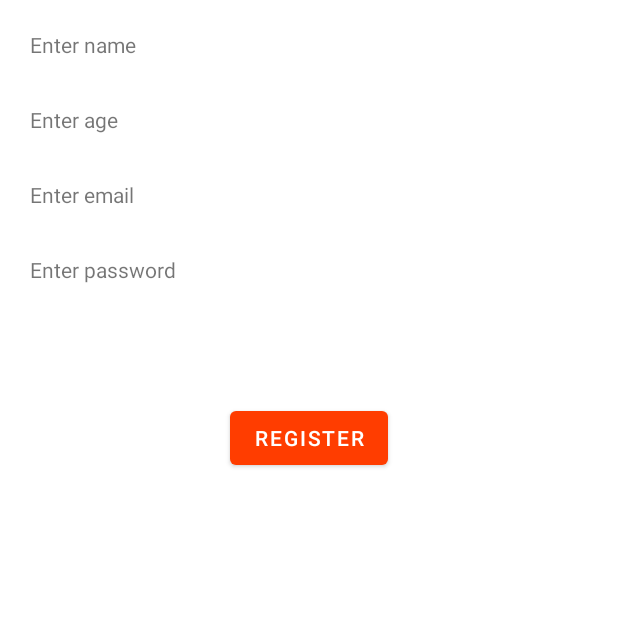
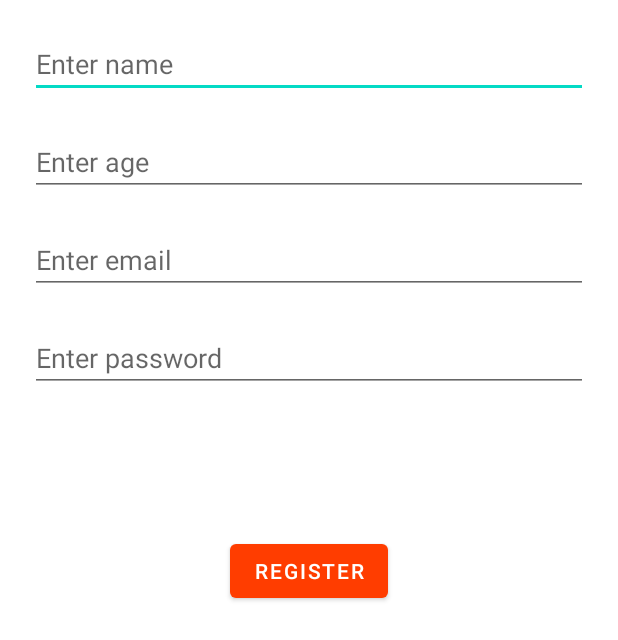
Before and after one commit to 311910266680/LibraryApp, an Android app: the RegisterActivity screen opened directly, with no data from a screen before it, on a phone screen of 412 x 824 dp. Shown: the top 640 px of the screen. Run offline under Robolectric (Android 15) with nearby library versions, the light colour scheme and no system bars; our stand-ins replace Firebase (no records; nobody signed in at launch, a user with empty details on screens opened directly).

Commit message:
favorite,borrow

```diff
--- a/app/src/main/AndroidManifest.xml
+++ b/app/src/main/AndroidManifest.xml
@@ -4,6 +4,7 @@
     package="com.example.myapplication">
 
     <uses-permission android:name="android.permission.INTERNET" />
+    <uses-permission android:name="android.permission.ACCESS_NETWORK_STATE"></uses-permission>
 
 
     <application
--- a/app/src/main/java/com/example/myapplication/Model/User.java
+++ b/app/src/main/java/com/example/myapplication/Model/User.java
@@ -1,9 +1,9 @@
 package com.example.myapplication.Model;
 
 public class User {
-    private String name, age, email;
+    public String name, age, email;
 
-    public User() {
+    public User(String name, String age, String email) {
     }
 
     public String getName() {
--- a/app/src/main/res/layout/activity_login.xml
+++ b/app/src/main/res/layout/activity_login.xml
@@ -43,7 +43,7 @@
         android:layout_marginTop="50dp"
         android:layout_marginLeft="20dp"
         android:layout_marginRight="20dp"
-        android:hint="Enter username"
+        android:hint="Enter email"
         app:layout_constraintTop_toBottomOf="@+id/textView2"
         tools:layout_editor_absoluteX="20dp">
     </EditText>
--- a/app/src/main/res/layout/activity_register.xml
+++ b/app/src/main/res/layout/activity_register.xml
@@ -6,51 +6,59 @@
     android:layout_height="match_parent"
     tools:context=".Login.RegisterActivity">
 
-    <TextView
-        android:id="@+id/textView12"
+    <EditText
+        android:id="@+id/edtname"
         android:layout_width="match_parent"
-        android:text="Enter name"
-        android:layout_height="30dp"
+        android:hint="Enter name"
+        android:layout_height="wrap_content"
         android:layout_margin="20dp"
         app:layout_constraintEnd_toEndOf="parent"
         app:layout_constraintStart_toStartOf="parent"
-        app:layout_constraintTop_toTopOf="parent"></TextView>
+        app:layout_constraintTop_toTopOf="parent">
+    </EditText>
 
-    <TextView
-        android:id="@+id/textView23"
+    <EditText
+        android:id="@+id/edtage"
         android:layout_width="match_parent"
-        android:text="Enter age"
-        android:layout_height="30dp"
+        android:hint="Enter age"
+        android:layout_height="wrap_content"
         android:layout_margin="20dp"
-        app:layout_constraintTop_toBottomOf="@+id/textView12"
-        tools:layout_editor_absoluteX="0dp"></TextView>
+        app:layout_constraintTop_toBottomOf="@+id/edtname"
+        tools:layout_editor_absoluteX="0dp">
+    </EditText>
 
-    <TextView
-        android:id="@+id/textView24"
+    <EditText
+        android:id="@+id/edtemail"
         android:layout_width="match_parent"
-        android:layout_height="30dp"
+        android:layout_height="wrap_content"
         android:layout_margin="20dp"
-        android:text="Enter email"
-        app:layout_constraintTop_toBottomOf="@+id/textView23"
-        tools:layout_editor_absoluteX="0dp"></TextView>
+        android:hint="Enter email"
+        app:layout_constraintTop_toBottomOf="@+id/edtage"
+        tools:layout_editor_absoluteX="0dp">
+    </EditText>
 
-    <TextView
-        android:id="@+id/textView26"
+    <EditText
+        android:id="@+id/edtpassword"
         android:layout_width="match_parent"
-        android:layout_height="30dp"
+        android:layout_height="wrap_content"
+        android:inputType="textPassword"
         android:layout_margin="20dp"
-        android:text="Enter password"
-        app:layout_constraintTop_toBottomOf="@+id/textView24"
-        tools:layout_editor_absoluteX="25dp"></TextView>
+        android:hint="Enter password"
+        app:layout_constraintTop_toBottomOf="@+id/edtemail"
+        tools:layout_editor_absoluteX="25dp">
+    </EditText>
 
     <Button
+        android:id="@+id/btnregister"
         android:layout_width="wrap_content"
         android:layout_height="wrap_content"
-        android:layout_marginTop="68dp"
+        android:layout_margin="30dp"
         android:text="Register"
+        app:layout_constraintBottom_toBottomOf="parent"
         app:layout_constraintEnd_toEndOf="parent"
         app:layout_constraintStart_toStartOf="parent"
-        app:layout_constraintTop_toBottomOf="@+id/textView26"></Button>
+        app:layout_constraintTop_toBottomOf="@+id/edtpassword"
+        app:layout_constraintVertical_bias="0.144"></Button>
 
 
 </androidx.constraintlayout.widget.ConstraintLayout>
```
Also changed, not shown: app/build.gradle (+6 -1 lines), app/src/main/java/com/example/myapplication/Account/AccountFragment.java (added, +21 -0 lines), app/src/main/java/com/example/myapplication/Login/LoginActivity.java (+45 -3 lines), app/src/main/java/com/example/myapplication/Login/RegisterActivity.java (+99 -1 lines), app/src/main/java/com/example/myapplication/MainActivity.java (+2 -7 lines), app/src/main/res/layout/fragment_account.xml (added, +18 -0 lines).
